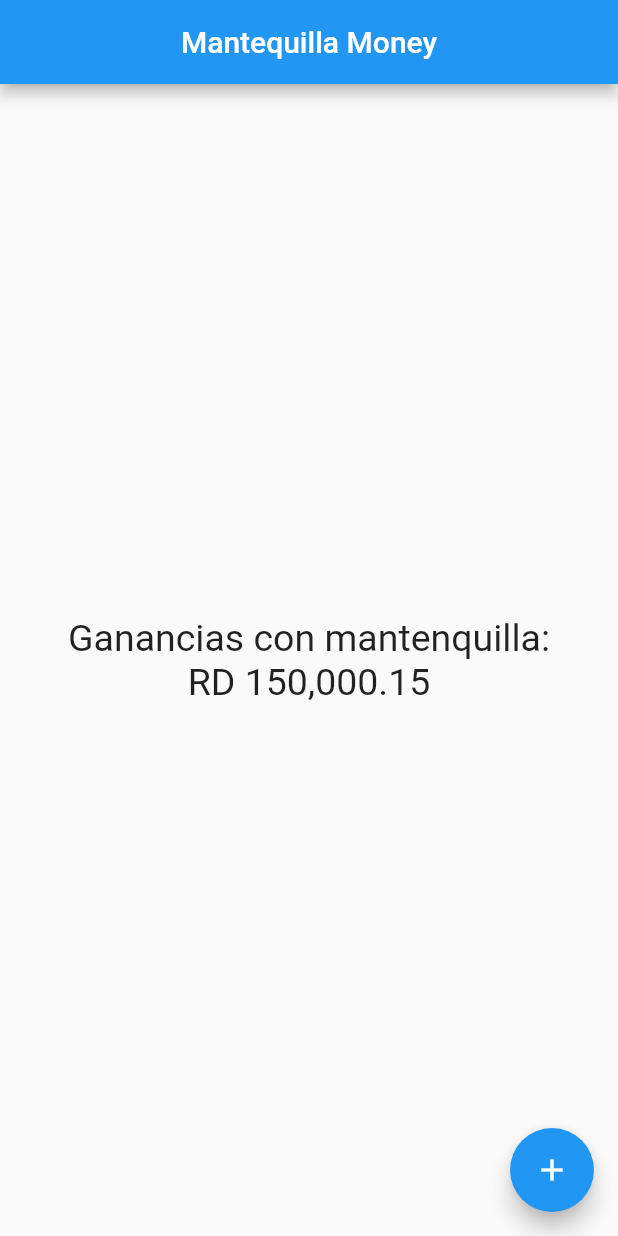
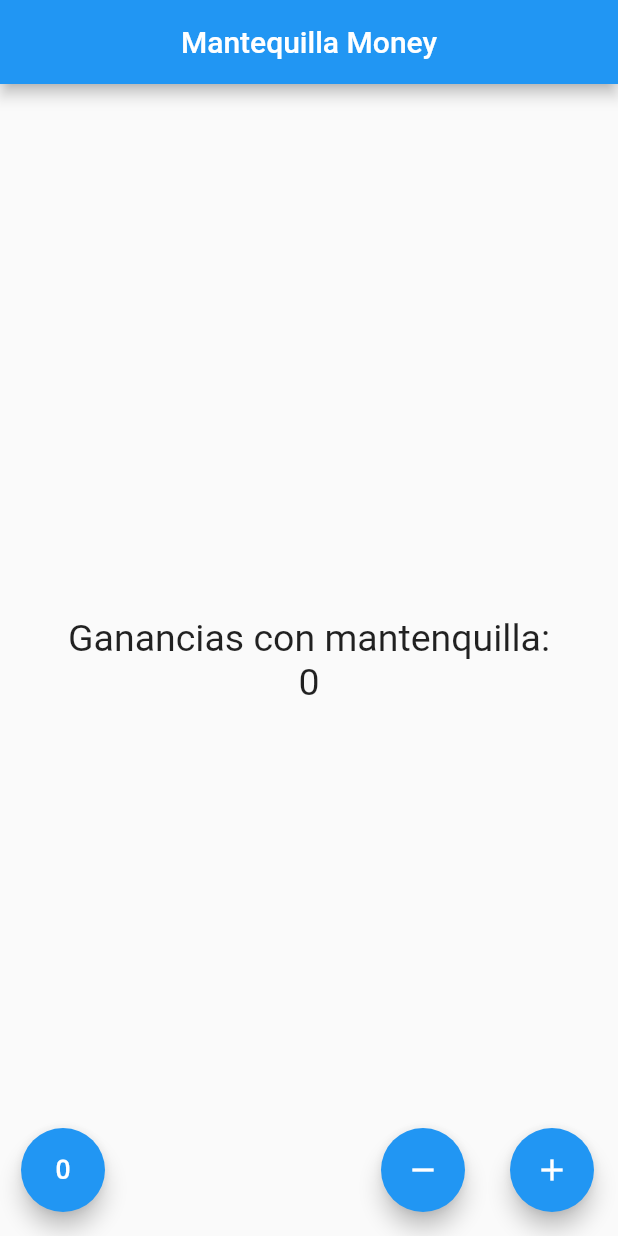
Before and after one commit to carlosdiazz/Flutter_Primera, a Flutter app: the screen it shows after launch, on a phone screen of 412 x 824 dp. Run offline on Flutter 3.47's test engine with Material 2 defaults, Android fonts, the phone set to English and light mode, and no system bars.

Commit message:
HEyyy brothger

```diff
--- /dev/null
+++ b/lib/pages/contador_pages.dart
@@ -0,0 +1,79 @@
+import 'package:flutter/material.dart';
+
+// ignore: use_key_in_widget_constructors
+class ContadorPage extends StatefulWidget {
+  @override
+  createState() => _ContadorPageState();
+}
+
+class _ContadorPageState extends State<ContadorPage> {
+  TextStyle estiloTesto = const TextStyle(fontSize: 25);
+  int conteo = 0;
+  @override
+  Widget build(BuildContext context) {
+    return Scaffold(
+      appBar: AppBar(
+        title: const Text("Mantequilla Money"),
+        centerTitle: true,
+      ),
+      body: Center(
+        child: Column(
+          mainAxisAlignment: MainAxisAlignment.center,
+          children: <Widget>[
+            Center(
+                child: Text(
+              "Ganancias con mantenquilla:",
+              style: estiloTesto,
+            )),
+            Center(child: Text("$conteo", style: estiloTesto))
+          ],
+        ),
+      ),
+      floatingActionButton: _crearbotones(),
+      floatingActionButtonLocation: null,
+    );
+  }
+
+  Widget _crearbotones() {
+    return Row(
+      mainAxisAlignment: MainAxisAlignment.end,
+      children: [
+        const SizedBox(
+          width: 30.0,
+        ),
+        FloatingActionButton(
+            onPressed: _reset, child: const Icon(Icons.exposure_zero)),
+        const Expanded(
+            child: SizedBox(
+          width: 30.0,
+        )),
+        FloatingActionButton(
+            onPressed: _restar, child: const Icon(Icons.remove)),
+        const SizedBox(
+          width: 30.0,
+        ),
+        FloatingActionButton(onPressed: _agregar, child: const Icon(Icons.add))
+      ],
+    );
+  }
+
+  void _reset() {
+    setState(() {
+      conteo = 0;
+    });
+  }
+
+  void _restar() {
+    setState(() {
+      if (conteo > 0) {
+        conteo--;
+      }
+    });
+  }
+
+  void _agregar() {
+    setState(() {
+      conteo++;
+    });
+  }
+}
--- a/lib/pages/home_pages.dart
+++ /dev/null
@@ -1,32 +0,0 @@
-import 'package:flutter/material.dart';
-
-class HomePage extends StatelessWidget {
-  TextStyle estiloTesto = TextStyle(fontSize: 25);
-
-  @override
-  Widget build(BuildContext context) {
-    return Scaffold(
-      appBar: AppBar(
-        title: Text("Mantequilla Money"),
-        centerTitle: true,
-      ),
-      body: Center(
-        child: Column(
-          mainAxisAlignment: MainAxisAlignment.center,
-          children: <Widget>[
-            Center(
-                child: Text(
-              "Ganancias con mantenquilla:",
-              style: estiloTesto,
-            )),
-            Center(child: Text("RD 150,000.15", style: estiloTesto))
-          ],
-        ),
-      ),
-      floatingActionButton: FloatingActionButton(
-        onPressed: () => print('HOLAA MUNDO'),
-        child: Icon(Icons.add),
-      ),
-    );
-  }
-}
--- a/lib/src/app.dart
+++ b/lib/src/app.dart
@@ -1,13 +1,17 @@
 import 'package:flutter/material.dart';
+import 'package:flutter_application_1/pages/contador_pages.dart';
 
-import '../pages/home_pages.dart';
+//import '../pages/home_pages.dart';
 
 class MyApp extends StatelessWidget {
+  const MyApp({super.key});
+
   @override
   Widget build(BuildContext context) {
     return MaterialApp(
+        debugShowCheckedModeBanner: false,
         home: Center(
-      child: HomePage(),
-    ));
+          child: ContadorPage(),
+        ));
   }
 }
```
